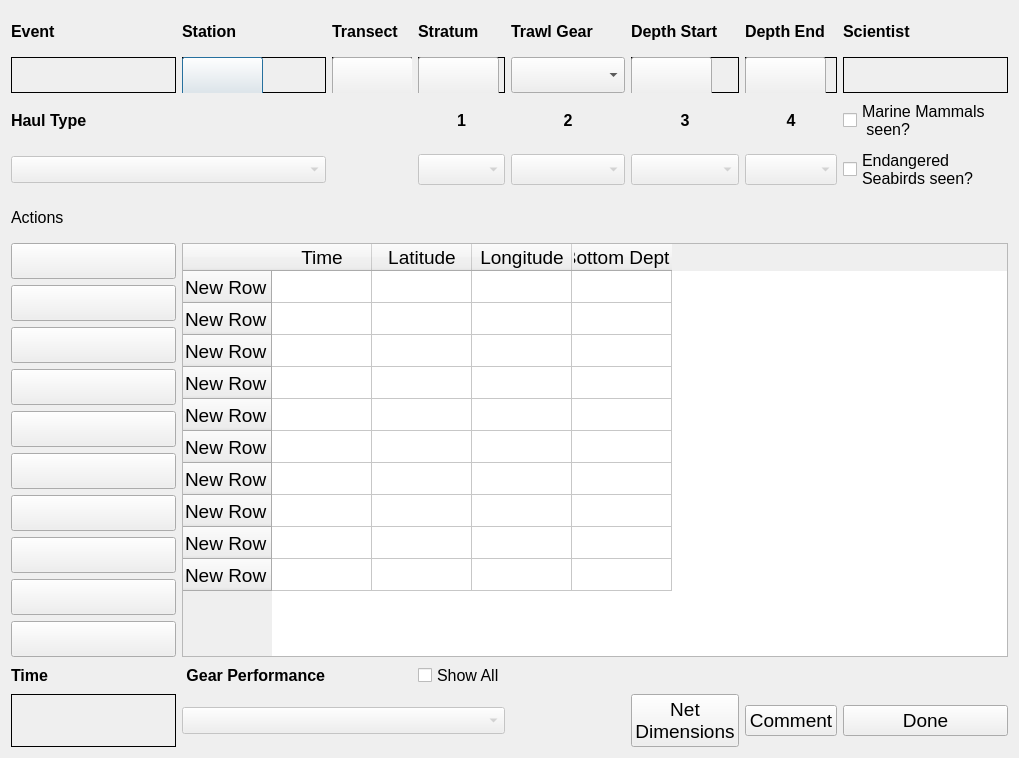
The window that ui/ABLTrawlEvent.ui (aliciabillings-noaa/CLAMS) describes before a commit, drawn with Qt 5.
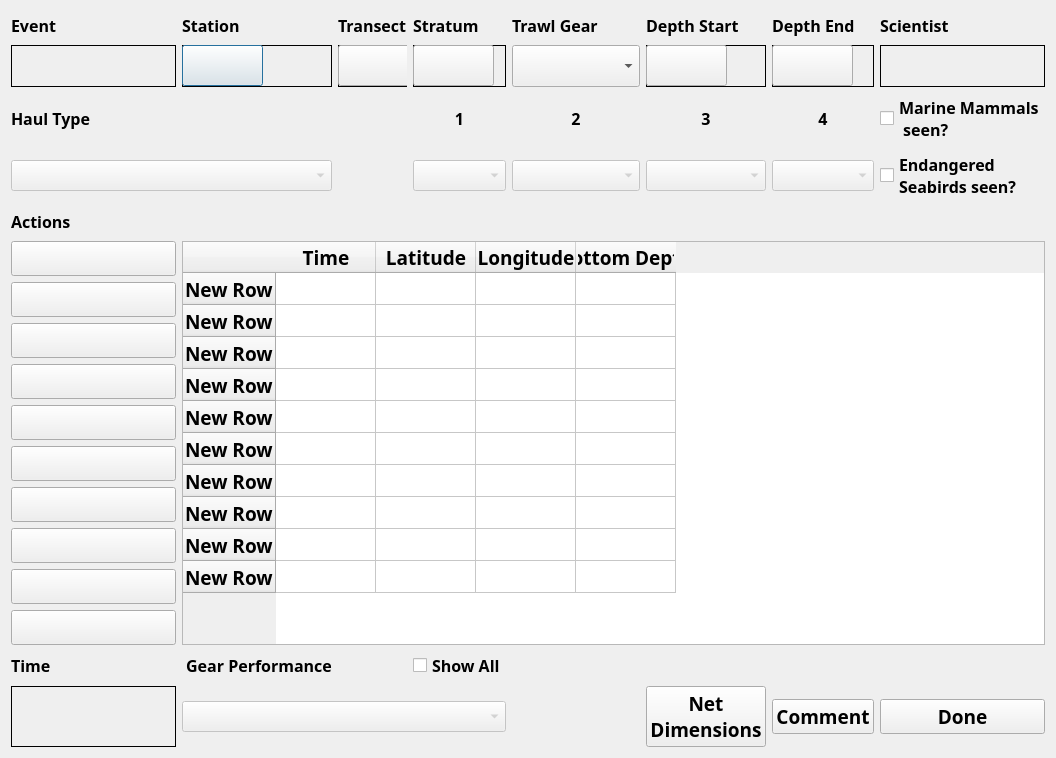
The same window after the commit.

Commit message: set fonts to Arial Black

Diff of the .ui file:
```diff
--- a/ui/ABLTrawlEvent.ui
+++ b/ui/ABLTrawlEvent.ui
@@ -29,6 +29,14 @@
     <layout class="QGridLayout" name="gridLayout_2">
      <item row="1" column="1">
       <widget class="QFrame" name="frame_5">
+       <property name="font">
+        <font>
+         <family>Arial Black</family>
+         <pointsize>18</pointsize>
+         <weight>75</weight>
+         <bold>true</bold>
+        </font>
+       </property>
        <property name="frameShape">
         <enum>QFrame::Box</enum>
        </property>
@@ -44,6 +52,14 @@
           <height>41</height>
          </rect>
         </property>
+        <property name="font">
+         <font>
+          <family>Arial Black</family>
+          <pointsize>18</pointsize>
+          <weight>75</weight>
+          <bold>true</bold>
+         </font>
+        </property>
         <property name="text">
          <string/>
         </property>
@@ -52,6 +68,14 @@
      </item>
      <item row="1" column="6">
       <widget class="QFrame" name="frame">
+       <property name="font">
+        <font>
+         <family>Arial Black</family>
+         <pointsize>18</pointsize>
+         <weight>75</weight>
+         <bold>true</bold>
+        </font>
+       </property>
        <property name="frameShape">
         <enum>QFrame::Box</enum>
        </property>
@@ -67,6 +91,14 @@
           <height>41</height>
          </rect>
         </property>
+        <property name="font">
+         <font>
+          <family>Arial Black</family>
+          <pointsize>18</pointsize>
+          <weight>75</weight>
+          <bold>true</bold>
+         </font>
+        </property>
         <property name="text">
          <string/>
         </property>
@@ -75,6 +107,14 @@
      </item>
      <item row="1" column="2">
       <widget class="QFrame" name="frame_4">
+       <property name="font">
+        <font>
+         <family>Arial Black</family>
+         <pointsize>18</pointsize>
+         <weight>75</weight>
+         <bold>true</bold>
+        </font>
+       </property>
        <property name="frameShape">
         <enum>QFrame::Box</enum>
        </property>
@@ -90,6 +130,14 @@
           <height>41</height>
          </rect>
         </property>
+        <property name="font">
+         <font>
+          <family>Arial Black</family>
+          <pointsize>18</pointsize>
+          <weight>75</weight>
+          <bold>true</bold>
+         </font>
+        </property>
         <property name="text">
          <string/>
         </property>
@@ -98,6 +146,14 @@
      </item>
      <item row="1" column="3">
       <widget class="QFrame" name="frame_3">
+       <property name="font">
+        <font>
+         <family>Arial Black</family>
+         <pointsize>18</pointsize>
+         <weight>75</weight>
+         <bold>true</bold>
+        </font>
+       </property>
        <property name="frameShape">
         <enum>QFrame::Box</enum>
        </property>
@@ -113,6 +169,14 @@
           <height>41</height>
          </rect>
         </property>
+        <property name="font">
+         <font>
+          <family>Arial Black</family>
+          <pointsize>18</pointsize>
+          <weight>75</weight>
+          <bold>true</bold>
+         </font>
+        </property>
         <property name="text">
          <string/>
         </property>
@@ -121,6 +185,14 @@
      </item>
      <item row="1" column="5">
       <widget class="QFrame" name="frame_2">
+       <property name="font">
+        <font>
+         <family>Arial Black</family>
+         <pointsize>18</pointsize>
+         <weight>75</weight>
+         <bold>true</bold>
+        </font>
+       </property>
        <property name="frameShape">
         <enum>QFrame::Box</enum>
        </property>
@@ -136,6 +208,14 @@
           <height>41</height>
          </rect>
         </property>
+        <property name="font">
+         <font>
+          <family>Arial Black</family>
+          <pointsize>18</pointsize>
+          <weight>75</weight>
+          <bold>true</bold>
+         </font>
+        </property>
         <property name="text">
          <string/>
         </property>
@@ -146,6 +226,7 @@
       <widget class="QLabel" name="label_27">
        <property name="font">
         <font>
+         <family>Arial Black</family>
          <pointsize>12</pointsize>
          <weight>75</weight>
          <bold>true</bold>
@@ -160,6 +241,7 @@
       <widget class="QLabel" name="label_31">
        <property name="font">
         <font>
+         <family>Arial Black</family>
          <pointsize>12</pointsize>
          <weight>75</weight>
          <bold>true</bold>
@@ -174,6 +256,7 @@
       <widget class="QLabel" name="haulLabel">
        <property name="font">
         <font>
+         <family>Arial Black</family>
          <pointsize>20</pointsize>
          <weight>75</weight>
          <bold>true</bold>
@@ -188,15 +271,25 @@
       </widget>
      </item>
      <item row="1" column="4">
-      <widget class="QComboBox" name="gearBox"/>
+      <widget class="QComboBox" name="gearBox">
+       <property name="font">
+        <font>
+         <family>Arial Black</family>
+         <pointsize>18</pointsize>
+         <weight>75</weight>
+         <bold>true</bold>
+        </font>
+       </property>
+      </widget>
      </item>
      <item row="1" column="7">
       <widget class="QLabel" name="sciLabel">
        <property name="font">
         <font>
+         <family>Arial Black</family>
          <pointsize>18</pointsize>
-         <weight>50</weight>
-         <bold>false</bold>
+         <weight>75</weight>
+         <bold>true</bold>
         </font>
        </property>
        <property name="autoFillBackground">
@@ -220,6 +313,7 @@
       <widget class="QLabel" name="label_4">
        <property name="font">
         <font>
+         <family>Arial Black</family>
          <pointsize>12</pointsize>
          <weight>75</weight>
          <bold>true</bold>
@@ -234,6 +328,7 @@
       <widget class="QLabel" name="accessLabel1">
        <property name="font">
         <font>
+         <family>Arial Black</family>
          <pointsize>12</pointsize>
          <weight>75</weight>
          <bold>true</bold>
@@ -251,6 +346,7 @@
       <widget class="QLabel" name="label_5">
        <property name="font">
         <font>
+         <family>Arial Black</family>
          <pointsize>12</pointsize>
          <weight>75</weight>
          <bold>true</bold>
@@ -265,6 +361,7 @@
       <widget class="QLabel" name="accessLabel2">
        <property name="font">
         <font>
+         <family>Arial Black</family>
          <pointsize>12</pointsize>
          <weight>75</weight>
          <bold>true</bold>
@@ -282,6 +379,7 @@
       <widget class="QLabel" name="label_8">
        <property name="font">
         <font>
+         <family>Arial Black</family>
          <pointsize>12</pointsize>
          <weight>75</weight>
          <bold>true</bold>
@@ -296,6 +394,7 @@
       <widget class="QLabel" name="accessLabel4">
        <property name="font">
         <font>
+         <family>Arial Black</family>
          <pointsize>12</pointsize>
          <weight>75</weight>
          <bold>true</bold>
@@ -313,6 +412,7 @@
       <widget class="QLabel" name="accessLabel3">
        <property name="font">
         <font>
+         <family>Arial Black</family>
          <pointsize>12</pointsize>
          <weight>75</weight>
          <bold>true</bold>
@@ -333,9 +433,10 @@
        </property>
        <property name="font">
         <font>
+         <family>Arial Black</family>
          <pointsize>12</pointsize>
-         <weight>50</weight>
-         <bold>false</bold>
+         <weight>75</weight>
+         <bold>true</bold>
         </font>
        </property>
       </widget>
@@ -344,7 +445,10 @@
       <widget class="QCheckBox" name="marMammalBox">
        <property name="font">
         <font>
+         <family>Arial Black</family>
          <pointsize>12</pointsize>
+         <weight>75</weight>
+         <bold>true</bold>
         </font>
        </property>
        <property name="text">
@@ -366,7 +470,10 @@
        </property>
        <property name="font">
         <font>
+         <family>Arial Black</family>
          <pointsize>12</pointsize>
+         <weight>75</weight>
+         <bold>true</bold>
         </font>
        </property>
       </widget>
@@ -375,6 +482,7 @@
       <widget class="QLabel" name="label_30">
        <property name="font">
         <font>
+         <family>Arial Black</family>
          <pointsize>12</pointsize>
          <weight>75</weight>
          <bold>true</bold>
@@ -389,6 +497,7 @@
       <widget class="QLabel" name="label_29">
        <property name="font">
         <font>
+         <family>Arial Black</family>
          <pointsize>12</pointsize>
          <weight>75</weight>
          <bold>true</bold>
@@ -403,6 +512,7 @@
       <widget class="QLabel" name="label_28">
        <property name="font">
         <font>
+         <family>Arial Black</family>
          <pointsize>12</pointsize>
          <weight>75</weight>
          <bold>true</bold>
@@ -417,6 +527,7 @@
       <widget class="QLabel" name="label_14">
        <property name="font">
         <font>
+         <family>Arial Black</family>
          <pointsize>12</pointsize>
          <weight>75</weight>
          <bold>true</bold>
@@ -440,7 +551,10 @@
        </property>
        <property name="font">
         <font>
+         <family>Arial Black</family>
          <pointsize>12</pointsize>
+         <weight>75</weight>
+         <bold>true</bold>
         </font>
        </property>
       </widget>
@@ -461,7 +575,10 @@
        </property>
        <property name="font">
         <font>
+         <family>Arial Black</family>
          <pointsize>14</pointsize>
+         <weight>75</weight>
+         <bold>true</bold>
         </font>
        </property>
        <property name="text">
@@ -473,7 +590,10 @@
       <widget class="QCheckBox" name="seaBirdBox">
        <property name="font">
         <font>
+         <family>Arial Black</family>
          <pointsize>12</pointsize>
+         <weight>75</weight>
+         <bold>true</bold>
         </font>
        </property>
        <property name="text">
@@ -495,7 +615,10 @@
        </property>
        <property name="font">
         <font>
+         <family>Arial Black</family>
          <pointsize>12</pointsize>
+         <weight>75</weight>
+         <bold>true</bold>
         </font>
        </property>
       </widget>
@@ -516,7 +639,10 @@
        </property>
        <property name="font">
         <font>
+         <family>Arial Black</family>
          <pointsize>14</pointsize>
+         <weight>75</weight>
+         <bold>true</bold>
         </font>
        </property>
        <property name="text">
@@ -540,7 +666,10 @@
        </property>
        <property name="font">
         <font>
+         <family>Arial Black</family>
          <pointsize>14</pointsize>
+         <weight>75</weight>
+         <bold>true</bold>
         </font>
        </property>
        <property name="text">
@@ -564,7 +693,10 @@
        </property>
        <property name="font">
         <font>
+         <family>Arial Black</family>
          <pointsize>14</pointsize>
+         <weight>75</weight>
+         <bold>true</bold>
         </font>
        </property>
        <property name="text">
@@ -588,7 +720,10 @@
        </property>
        <property name="font">
         <font>
+         <family>Arial Black</family>
          <pointsize>14</pointsize>
+         <weight>75</weight>
+         <bold>true</bold>
         </font>
        </property>
        <property name="text">
@@ -612,7 +747,10 @@
        </property>
        <property name="font">
         <font>
+         <family>Arial Black</family>
          <pointsize>14</pointsize>
+         <weight>75</weight>
+         <bold>true</bold>
         </font>
        </property>
        <property name="text">
@@ -633,7 +771,10 @@
        </property>
        <property name="font">
         <font>
+         <family>Arial Black</family>
          <pointsize>12</pointsize>
+         <weight>75</weight>
+         <bold>true</bold>
         </font>
        </property>
       </widget>
@@ -642,7 +783,10 @@
       <widget class="QLabel" name="label">
        <property name="font">
         <font>
+         <family>Arial Black</family>
          <pointsize>12</pointsize>
+         <weight>75</weight>
+         <bold>true</bold>
         </font>
        </property>
        <property name="text">
@@ -666,7 +810,10 @@
        </property>
        <property name="font">
         <font>
+         <family>Arial Black</family>
          <pointsize>14</pointsize>
+         <weight>75</weight>
+         <bold>true</bold>
         </font>
        </property>
        <property name="text">
@@ -690,7 +837,10 @@
        </property>
        <property name="font">
         <font>
+         <family>Arial Black</family>
          <pointsize>14</pointsize>
+         <weight>75</weight>
+         <bold>true</bold>
         </font>
        </property>
        <property name="text">
@@ -702,6 +852,7 @@
       <widget class="QLabel" name="label_6">
        <property name="font">
         <font>
+         <family>Arial Black</family>
          <pointsize>12</pointsize>
          <weight>75</weight>
          <bold>true</bold>
@@ -719,7 +870,10 @@
        </property>
        <property name="font">
         <font>
+         <family>Arial Black</family>
          <pointsize>14</pointsize>
+         <weight>75</weight>
+         <bold>true</bold>
         </font>
        </property>
        <property name="frameShape">
@@ -734,7 +888,10 @@
       <widget class="QPushButton" name="netDimBtn">
        <property name="font">
         <font>
+         <family>Arial Black</family>
          <pointsize>14</pointsize>
+         <weight>75</weight>
+         <bold>true</bold>
         </font>
        </property>
        <property name="text">
@@ -747,6 +904,7 @@
       <widget class="QLabel" name="label_42">
        <property name="font">
         <font>
+         <family>Arial Black</family>
          <pointsize>12</pointsize>
          <weight>75</weight>
          <bold>true</bold>
@@ -767,7 +925,10 @@
        </property>
        <property name="font">
         <font>
+         <family>Arial Black</family>
          <pointsize>14</pointsize>
+         <weight>75</weight>
+         <bold>true</bold>
         </font>
        </property>
        <property name="text">
@@ -791,7 +952,10 @@
        </property>
        <property name="font">
         <font>
+         <family>Arial Black</family>
          <pointsize>14</pointsize>
+         <weight>75</weight>
+         <bold>true</bold>
         </font>
        </property>
        <property name="text">
@@ -803,7 +967,10 @@
       <widget class="QPushButton" name="commentBtn">
        <property name="font">
         <font>
+         <family>Arial Black</family>
          <pointsize>14</pointsize>
+         <weight>75</weight>
+         <bold>true</bold>
         </font>
        </property>
        <property name="text">
@@ -827,7 +994,10 @@
        </property>
        <property name="font">
         <font>
+         <family>Arial Black</family>
          <pointsize>14</pointsize>
+         <weight>75</weight>
+         <bold>true</bold>
         </font>
        </property>
        <property name="text">
@@ -839,7 +1009,10 @@
       <widget class="QTableWidget" name="dataTable">
        <property name="font">
         <font>
+         <family>Arial Black</family>
          <pointsize>14</pointsize>
+         <weight>75</weight>
+         <bold>true</bold>
         </font>
        </property>
        <property name="verticalScrollBarPolicy">
@@ -930,7 +1103,10 @@
        </property>
        <property name="font">
         <font>
+         <family>Arial Black</family>
          <pointsize>12</pointsize>
+         <weight>75</weight>
+         <bold>true</bold>
         </font>
        </property>
       </widget>
@@ -939,7 +1115,10 @@
       <widget class="QCheckBox" name="perfCheckBox">
        <property name="font">
         <font>
+         <family>Arial Black</family>
          <pointsize>12</pointsize>
+         <weight>75</weight>
+         <bold>true</bold>
         </font>
        </property>
        <property name="text">
```
Left out of the diff: 2 changed lines with no effect on the pictures. The commit also changes 42 other files.
